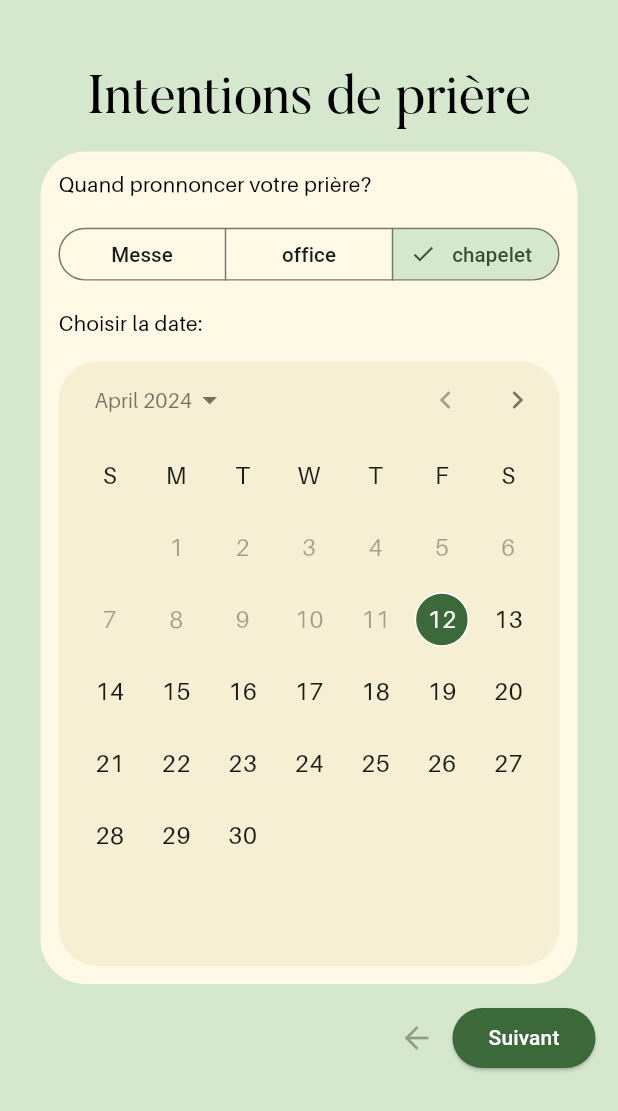
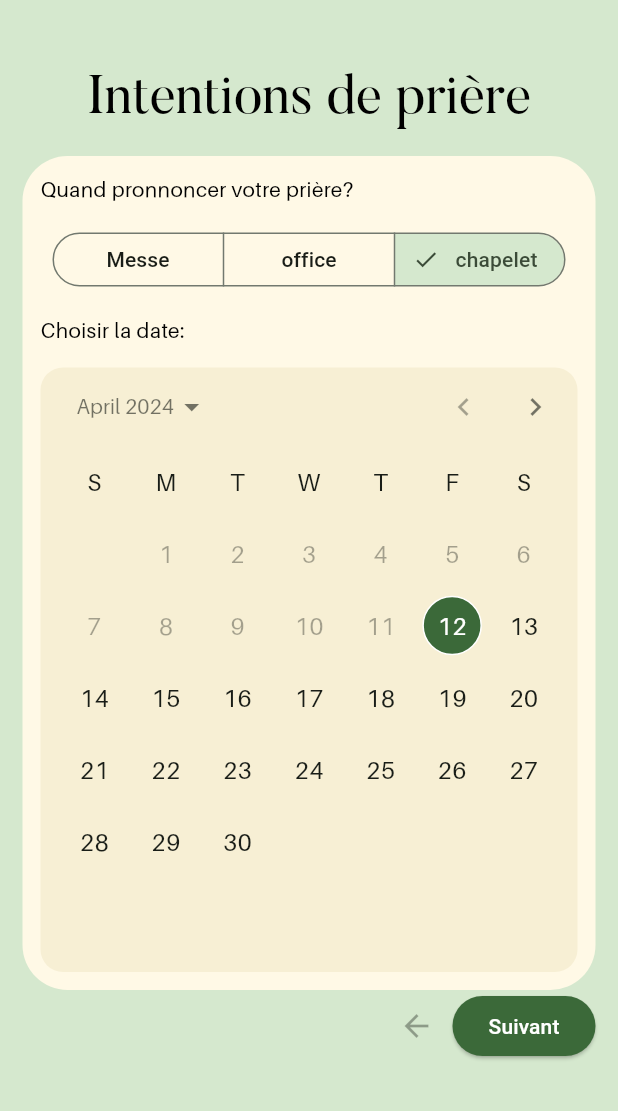
Before and after one commit to JosephinCrafter/ahl_remake, a Flutter app: the PrayerDateCollectionView widget shown alone on an empty page, opened directly, on a phone screen of 412 x 824 dp. Shown: the top 1111 px of the screen. Run offline on Flutter 3.47's test engine with Material 3 defaults, Android fonts, the phone set to English and light mode, and no system bars; drawn by our look-alikes of flutter_animate; our stand-ins replace cloud_firestore, equatable, firebase_core, firebase_storage, flutter_bloc; missing offline and left inert: firebase_article, markdown_widget; accounts and stored records are empty; generated files the repository leaves out were written again; statements that could not run were skipped.

Commit message:
fix firebase_article missing dep

```diff
--- a/lib/src/constants/constants.dart
+++ b/lib/src/constants/constants.dart
@@ -1,7 +1,10 @@
 part of '../ahl_barrel.dart';
 
 class BorderSizes {
+  //30
   static const double big = 30;
+
+  // 26
   static const double medium = 26;
 }
 
--- a/lib/src/prayers_intention/view.dart
+++ b/lib/src/prayers_intention/view.dart
@@ -132,9 +132,7 @@ class _PrayerDateCollectionViewState extends State<PrayerDateCollectionView> {
         children: [
           title,
           Container(
-            margin: (constraints.maxWidth > ScreenSizes.mobile)
-                ? const EdgeInsets.all(Margins.mobileMedium)
-                : const EdgeInsets.all(Margins.mobileSmall),
+            margin: const EdgeInsets.only(top: Paddings.listSeparator),
             padding: (constraints.maxWidth > ScreenSizes.mobile)
                 ? const EdgeInsets.all(Margins.mobileMedium)
                 : const EdgeInsets.all(Margins.mobileSmall),
@@ -202,7 +200,8 @@ class _PrayerDateCollectionViewState extends State<PrayerDateCollectionView> {
                   ),
                   decoration: BoxDecoration(
                     color: const Color(0xFFF7EFD4),
-                    borderRadius: BorderRadius.circular(BorderSizes.medium),
+                    borderRadius: BorderRadius.circular(
+                        BorderSizes.big - Paddings.listSeparator),
                   ),
                   child: CalendarDatePicker(
                     currentDate: DateTime.now(),
--- a/pubspec.yaml
+++ b/pubspec.yaml
@@ -13,7 +13,7 @@ dependencies:
 #  indicator_button:
 #    git: https://github.com/Josephincrafter/indicator_button.git
   firebase_article:
-    path: ../firebase_article
+    git: https://github.com/JosephinCrafter/firebase_article.git
   cloud_firestore: ^4.14.0
   # cloud_functions: ^4.6.0
   # firebase_analytics: ^10.8.0
```
Also changed, not shown: pubspec.lock.
